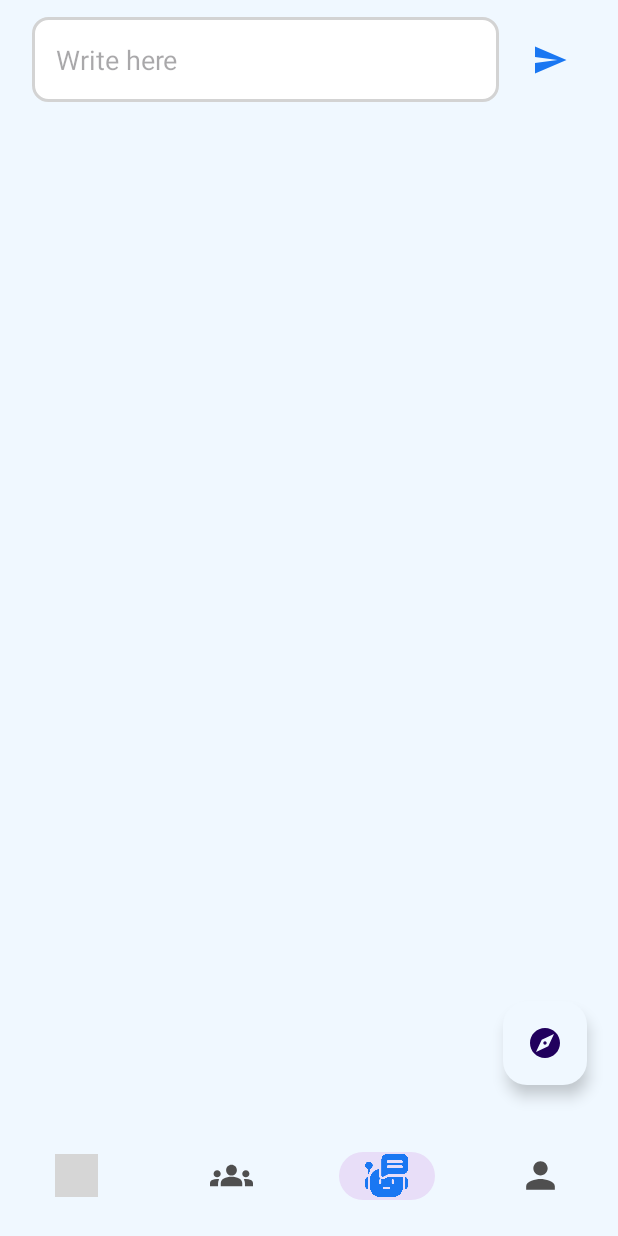
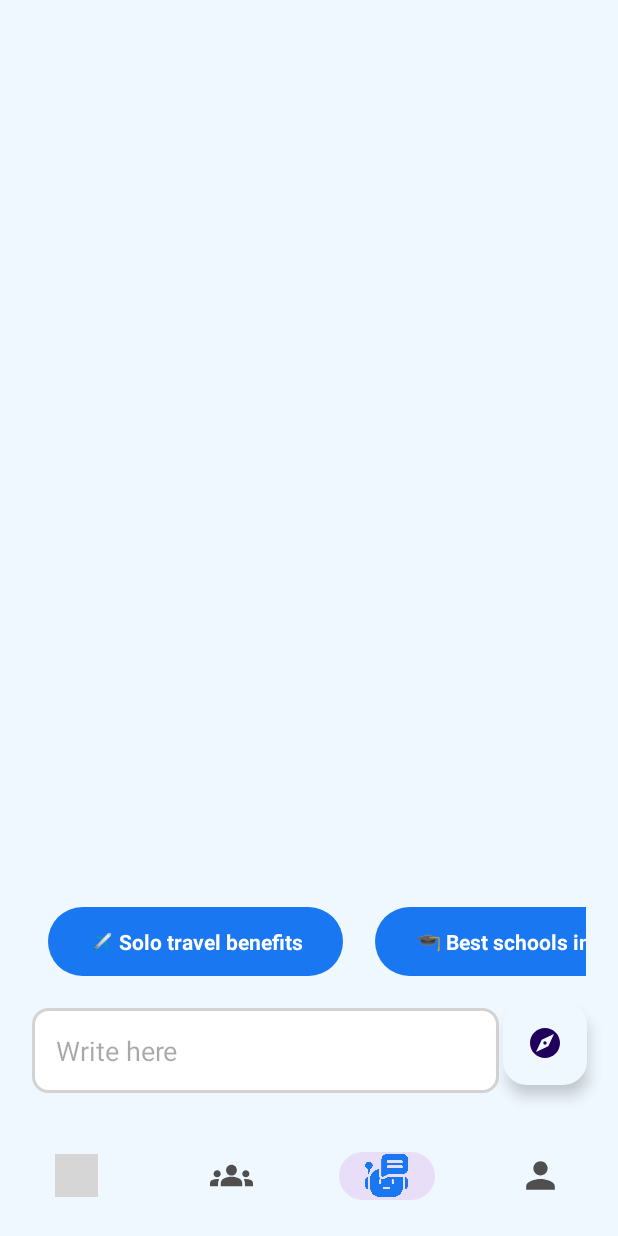
Before and after one commit to rhymLele/Chating, an Android app: the fragment BotFragment placed in its activity, item 3 of the bottom bar chosen, on a phone screen of 412 x 824 dp. Run offline under Robolectric (Android 15) with nearby library versions, the phone set to English and light mode, and no system bars; our stand-ins replace Firebase (no records; nobody signed in at launch, a user with empty details on screens opened directly), sdp/ssp sizes; libraries missing offline, so code that uses them is left out: com.google.ai.client, org.webrtc; 4 statements that could not run were skipped; grey boxes are pictures that could not be loaded.

Commit message:
chip content

```diff
--- a/app/src/main/java/com/duc/chatting/home/views/BotFragment.java
+++ b/app/src/main/java/com/duc/chatting/home/views/BotFragment.java
@@ -2,6 +2,8 @@ package com.duc.chatting.home.views;
 
 import static androidx.core.content.ContextCompat.getMainExecutor;
 
+import android.graphics.Color;
+import android.graphics.Typeface;
 import android.os.Bundle;
 
 import androidx.annotation.NonNull;
@@ -17,7 +19,9 @@ import android.view.LayoutInflater;
 import android.view.View;
 import android.view.ViewGroup;
 import android.widget.EditText;
+import android.widget.HorizontalScrollView;
 import android.widget.ImageButton;
+import android.widget.LinearLayout;
 import android.widget.TextView;
 
 import com.duc.chatting.ChatGPT.adapters.MessageBotAdapter;
@@ -44,6 +48,7 @@ public class BotFragment extends Fragment {
     MessageBotAdapter messageAdapter;
     private GenerativeModelFutures model;
     private ChatBotViewModel botViewModel;
+
     @Override
     public void onCreate(Bundle savedInstanceState) {
         super.onCreate(savedInstanceState);
@@ -83,13 +88,14 @@ public class BotFragment extends Fragment {
         sendButton.setOnClickListener((v)->{
             String question = messageEditText.getText().toString();
             if (!question.trim().isEmpty()) {
-                handler.removeCallbacks(suggestionRunnable); // Hủy gợi ý nếu user gửi tin nhắn
+                handler.removeCallbacks(suggestionRunnable);
+                stopAutoScrollAndHideSuggestions(); // <<// Hủy gợi ý nếu user gửi tin nhắn
                 addToChat(question, MessageBot.SENT_BY_ME);
                 messageEditText.setText("");
                 getResponse(question);
             }
         });
-
+        showSuggestions(view);
     }
     void addToChat(String message,String sentBy){
         requireActivity().runOnUiThread(new Runnable() {
@@ -101,6 +107,84 @@ public class BotFragment extends Fragment {
             }
         });
     }
+    private void showSuggestions(View view) {
+        String[] suggestions = {
+                "✈️ Solo travel benefits",
+                "🎓 Best schools in Europe",
+                "💬 Quotes for workout",
+                "🤖 Interview tips"
+        };
+
+        LinearLayout suggestionContainer = view.findViewById(R.id.suggestion_container);
+        HorizontalScrollView scrollView = view.findViewById(R.id.suggestion_scroll);
+        EditText messageEditText = view.findViewById(R.id.message_edit_text);
+
+        suggestionContainer.removeAllViews(); // tránh trùng
+
+        for (String suggestion : suggestions) {
+            TextView chip = new TextView(getContext());
+            chip.setText(suggestion);
+            chip.setBackgroundResource(R.drawable.suggestion_chip_bg);
+            chip.setPadding(40, 20, 40, 20);
+            chip.setTextColor(Color.WHITE);
+            chip.setTextSize(14);
+            chip.setTypeface(Typeface.DEFAULT_BOLD);
+
+            LinearLayout.LayoutParams params = new LinearLayout.LayoutParams(
+                    LinearLayout.LayoutParams.WRAP_CONTENT,
+                    LinearLayout.LayoutParams.WRAP_CONTENT);
+            params.setMargins(16, 8, 16, 8);
+            chip.setLayoutParams(params);
+
+            chip.setOnClickListener(v -> {
+                messageEditText.setText(suggestion);
+                messageEditText.setSelection(suggestion.length());
+            });
+
+            suggestionContainer.addView(chip);
+        }
+
+        // Bắt đầu scroll sau khi layout sẵn sàng
+//        scrollView.post(() -> startAutoScroll(scrollView, suggestionContainer));
+    }
+
+    private Handler scrollHandler = new Handler();
+    private Runnable scrollRunnable;
+    private boolean isScrolling = true;
+    private void stopAutoScrollAndHideSuggestions() {
+        isScrolling = false;
+        scrollHandler.removeCallbacks(scrollRunnable);
+
+        HorizontalScrollView scrollView = requireView().findViewById(R.id.suggestion_scroll);
+        scrollView.setVisibility(View.GONE);
+    }
+    private void startAutoScroll(HorizontalScrollView scrollView, LinearLayout chipContainer) {
+        final int scrollStep = 40; // mỗi lần cuộn bao nhiêu pixel
+        final int delay = 100; // độ trễ giữa mỗi lần
+
+        scrollRunnable = new Runnable() {
+            int currentX = 0;
+
+            @Override
+            public void run() {
+                if (!isScrolling) return;
+
+                int maxScrollX = chipContainer.getWidth() - scrollView.getWidth();
+                if (currentX >= maxScrollX) {
+                    currentX = 0; // quay về đầu
+                } else {
+                    currentX += scrollStep;
+                }
+
+                scrollView.smoothScrollTo(currentX, 0);
+                scrollHandler.postDelayed(this, delay);
+            }
+        };
+
+        scrollHandler.post(scrollRunnable);
+    }
+
+
     @Override
     public View onCreateView(LayoutInflater inflater, ViewGroup container,
                              Bundle savedInstanceState) {
--- /dev/null
+++ b/app/src/main/res/drawable/suggestion_chip_bg.xml
@@ -0,0 +1,6 @@
+<?xml version="1.0" encoding="utf-8"?>
+<shape xmlns:android="http://schemas.android.com/apk/res/android"
+    android:shape="rectangle">
+    <solid android:color="@color/my_primary" />
+    <corners android:radius="50dp" />
+</shape>
--- a/app/src/main/res/layout/fragment_bot.xml
+++ b/app/src/main/res/layout/fragment_bot.xml
@@ -5,51 +5,63 @@
     android:layout_height="match_parent"
     android:background="@color/AcliceBlue"
     tools:context=".home.views.BotFragment">
-
     <RelativeLayout
         android:layout_width="match_parent"
         android:layout_height="match_parent">
+
+        <!-- RecyclerView phải nằm trên suggestion bar -->
         <androidx.recyclerview.widget.RecyclerView
-            android:layout_alignParentBottom="true"
+            android:id="@+id/recycler_view"
             android:layout_width="match_parent"
             android:layout_height="match_parent"
-            android:id="@+id/recycler_view"
-            android:padding="@dimen/_8sdp"
-            android:layout_below="@id/bottom_layout"
+            android:layout_above="@id/suggestion_scroll"
             />
+
+        <!-- Suggestion horizontal chip scroll -->
+        <HorizontalScrollView
+            android:id="@+id/suggestion_scroll"
+            android:layout_width="match_parent"
+            android:layout_height="wrap_content"
+            android:layout_above="@id/bottom_layout"
+            android:padding="8dp"
+            android:scrollbars="none">
+
+            <LinearLayout
+                android:id="@+id/suggestion_container"
+                android:layout_width="wrap_content"
+                android:layout_height="wrap_content"
+                android:orientation="horizontal"
+                android:gravity="center_vertical"/>
+        </HorizontalScrollView>
+
+        <!-- Bottom input layout -->
         <RelativeLayout
+            android:id="@+id/bottom_layout"
             android:layout_width="match_parent"
             android:layout_height="80dp"
-            android:padding="8dp"
-            android:id="@+id/bottom_layout">
+            android:layout_alignParentBottom="true"
+            android:padding="8dp">
+
             <EditText
+                android:id="@+id/message_edit_text"
                 android:layout_width="match_parent"
                 android:layout_height="wrap_content"
-                android:id="@+id/message_edit_text"
-                android:layout_centerInParent="true"
-                android:hint="Write here "
+                android:layout_toLeftOf="@id/send_btn"
+                android:hint="Write here"
                 android:padding="16dp"
-                android:layout_toLeftOf="@id/send_btn"
-                android:background="@drawable/et_background"
-                />
+                android:background="@drawable/et_background" />
+
             <ImageButton
+                android:id="@+id/send_btn"
                 android:layout_width="48dp"
                 android:layout_height="48dp"
-                android:id="@+id/send_btn"
                 android:layout_alignParentEnd="true"
                 android:layout_centerInParent="true"
                 android:layout_marginStart="10dp"
                 android:padding="8dp"
                 android:src="@drawable/baseline_send_24s"
-                android:background="?attr/selectableItemBackgroundBorderless"
-
-                />
-
-
+                android:background="?attr/selectableItemBackgroundBorderless" />
         </RelativeLayout>
-
-
-
     </RelativeLayout>
 
 </FrameLayout>
```
